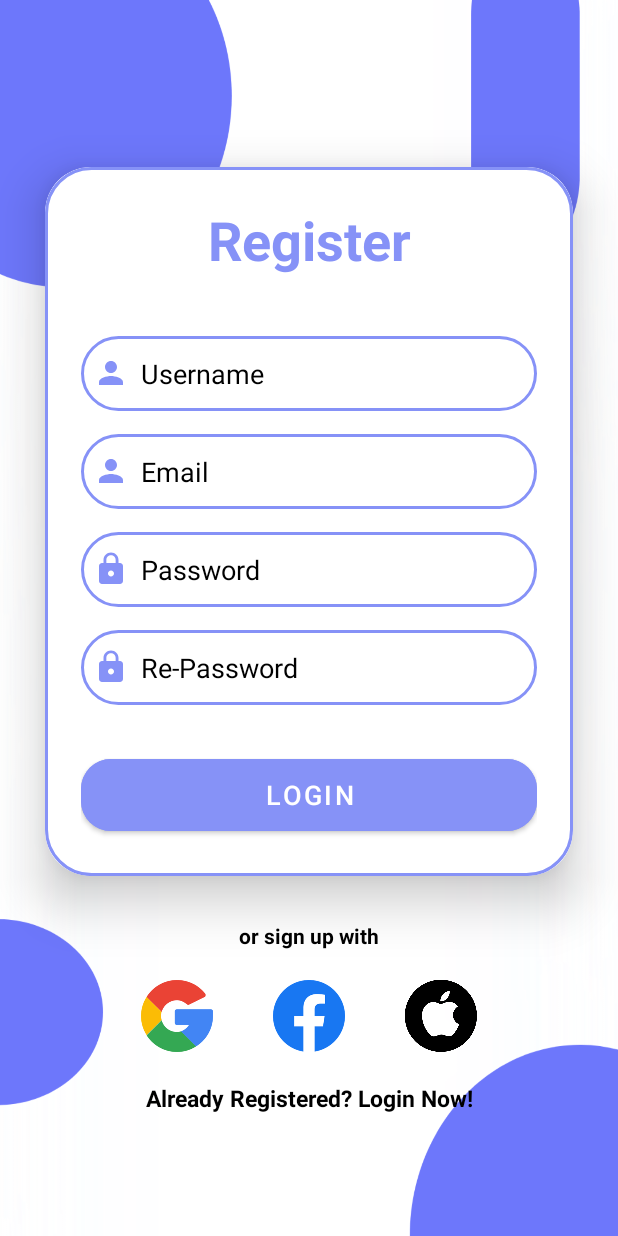
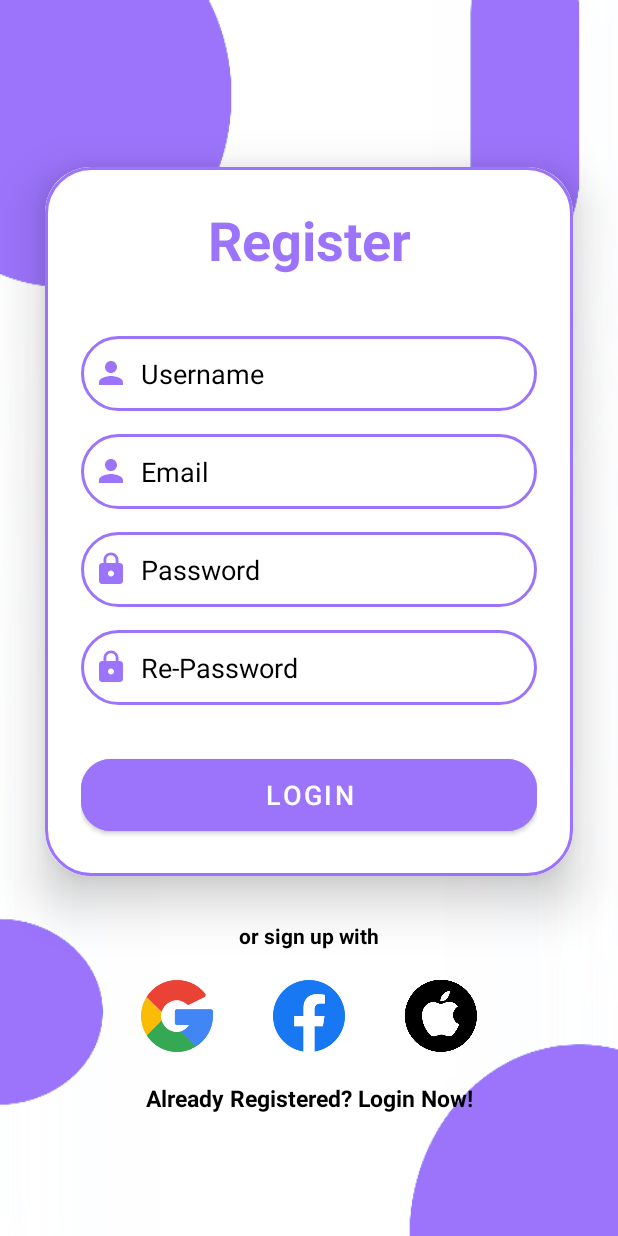
Before and after one commit to Vaibhav0120/LifeBeat, an Android app: the RegisterActivity screen opened directly, with no data from a screen before it, on a phone screen of 412 x 824 dp. Run offline under Robolectric (Android 15) with nearby library versions, the phone set to English and light mode, and no system bars; our stand-ins replace Firebase (no records; nobody signed in at launch, a user with empty details on screens opened directly); Roboto replaces fonts that are not available here.

```diff
--- a/app/src/main/res/drawable/lock.xml
+++ b/app/src/main/res/drawable/lock.xml
@@ -1,5 +1,11 @@
-<vector xmlns:android="http://schemas.android.com/apk/res/android" android:height="24dp" android:tint="#8692f7" android:viewportHeight="24" android:viewportWidth="24" android:width="24dp">
+<vector xmlns:android="http://schemas.android.com/apk/res/android"
+    android:height="24dp"
+    android:tint="#9c74fc"
+    android:viewportHeight="24"
+    android:viewportWidth="24"
+    android:width="24dp">
 
-    <path android:fillColor="@android:color/white" android:pathData="M18,8h-1L17,6c0,-2.76 -2.24,-5 -5,-5S7,3.24 7,6v2L6,8c-1.1,0 -2,0.9 -2,2v10c0,1.1 0.9,2 2,2h12c1.1,0 2,-0.9 2,-2L20,10c0,-1.1 -0.9,-2 -2,-2zM12,17c-1.1,0 -2,-0.9 -2,-2s0.9,-2 2,-2 2,0.9 2,2 -0.9,2 -2,2zM15.1,8L8.9,8L8.9,6c0,-1.71 1.39,-3.1 3.1,-3.1 1.71,0 3.1,1.39 3.1,3.1v2z"/>
+    <path android:fillColor="@android:color/white"
+        android:pathData="M18,8h-1L17,6c0,-2.76 -2.24,-5 -5,-5S7,3.24 7,6v2L6,8c-1.1,0 -2,0.9 -2,2v10c0,1.1 0.9,2 2,2h12c1.1,0 2,-0.9 2,-2L20,10c0,-1.1 -0.9,-2 -2,-2zM12,17c-1.1,0 -2,-0.9 -2,-2s0.9,-2 2,-2 2,0.9 2,2 -0.9,2 -2,2zM15.1,8L8.9,8L8.9,6c0,-1.71 1.39,-3.1 3.1,-3.1 1.71,0 3.1,1.39 3.1,3.1v2z"/>
 
 </vector>
--- a/app/src/main/res/drawable/person.xml
+++ b/app/src/main/res/drawable/person.xml
@@ -1,5 +1,11 @@
-<vector xmlns:android="http://schemas.android.com/apk/res/android" android:height="24dp" android:tint="#8692f7" android:viewportHeight="24" android:viewportWidth="24" android:width="24dp">
+<vector xmlns:android="http://schemas.android.com/apk/res/android"
+    android:height="24dp"
+    android:tint="#9c74fc"
+    android:viewportHeight="24"
+    android:viewportWidth="24"
+    android:width="24dp">
 
-    <path android:fillColor="@android:color/white" android:pathData="M12,12c2.21,0 4,-1.79 4,-4s-1.79,-4 -4,-4 -4,1.79 -4,4 1.79,4 4,4zM12,14c-2.67,0 -8,1.34 -8,4v2h16v-2c0,-2.66 -5.33,-4 -8,-4z"/>
+    <path android:fillColor="@android:color/white"
+        android:pathData="M12,12c2.21,0 4,-1.79 4,-4s-1.79,-4 -4,-4 -4,1.79 -4,4 1.79,4 4,4zM12,14c-2.67,0 -8,1.34 -8,4v2h16v-2c0,-2.66 -5.33,-4 -8,-4z"/>
 
 </vector>
--- a/app/src/main/res/drawable/purple_background.xml
+++ b/app/src/main/res/drawable/purple_background.xml
@@ -2,7 +2,7 @@
 <selector xmlns:android="http://schemas.android.com/apk/res/android">
 <item>
     <shape android:shape="rectangle">
-        <solid android:color="@color/darkPurple" />
+        <solid android:color="@color/lavender" />
         <corners android:radius="100dp" />
     </shape>
 </item>
--- a/app/src/main/res/layout/activity_detail.xml
+++ b/app/src/main/res/layout/activity_detail.xml
@@ -27,7 +27,7 @@
                     android:id="@+id/constraintLayout2"
                     android:layout_width="match_parent"
                     android:layout_height="500dp"
-                    android:background="@color/darkPurple"
+                    android:background="@color/lavender"
                     app:layout_constraintEnd_toEndOf="parent"
                     app:layout_constraintStart_toStartOf="parent"
                     app:layout_constraintTop_toTopOf="parent">
--- a/app/src/main/res/layout/activity_landing_page.xml
+++ b/app/src/main/res/layout/activity_landing_page.xml
@@ -13,6 +13,7 @@
         android:id="@+id/Design"
         android:layout_width="wrap_content"
         android:layout_height="wrap_content"
+        android:layout_marginEnd="8dp"
         app:layout_constraintBottom_toTopOf="@+id/imageView2"
         app:layout_constraintEnd_toEndOf="parent"
         app:layout_constraintStart_toStartOf="parent"
@@ -34,12 +35,13 @@
         android:id="@+id/IntroMsg"
         android:layout_width="wrap_content"
         android:layout_height="wrap_content"
-        android:layout_marginStart="16dp"
         android:layout_marginTop="64dp"
+        android:layout_marginEnd="112dp"
         android:text="Exceptional Care\n Close to You"
-        android:textStyle="bold"
         android:textColor="@color/white"
         android:textSize="34sp"
+        android:textStyle="bold"
+        app:layout_constraintEnd_toEndOf="parent"
         app:layout_constraintStart_toStartOf="parent"
         app:layout_constraintTop_toTopOf="parent" />
 
--- a/app/src/main/res/values/colors.xml
+++ b/app/src/main/res/values/colors.xml
@@ -8,7 +8,7 @@
     <color name="black">#FF000000</color>
     <color name="white">#FFFFFFFF</color>
 
-    <color name="lavender">#8692f7</color>
+    <color name="lavender">#9c74fc</color>
     <color name="gray">#acacac</color>
     <color name="lightPurple">#f0e9fa</color>
     <color name="darkPurple">#6735a4</color>
```
Also changed, not shown: app/src/main/res/drawable-xxhdpi/auth_background.png (added).
